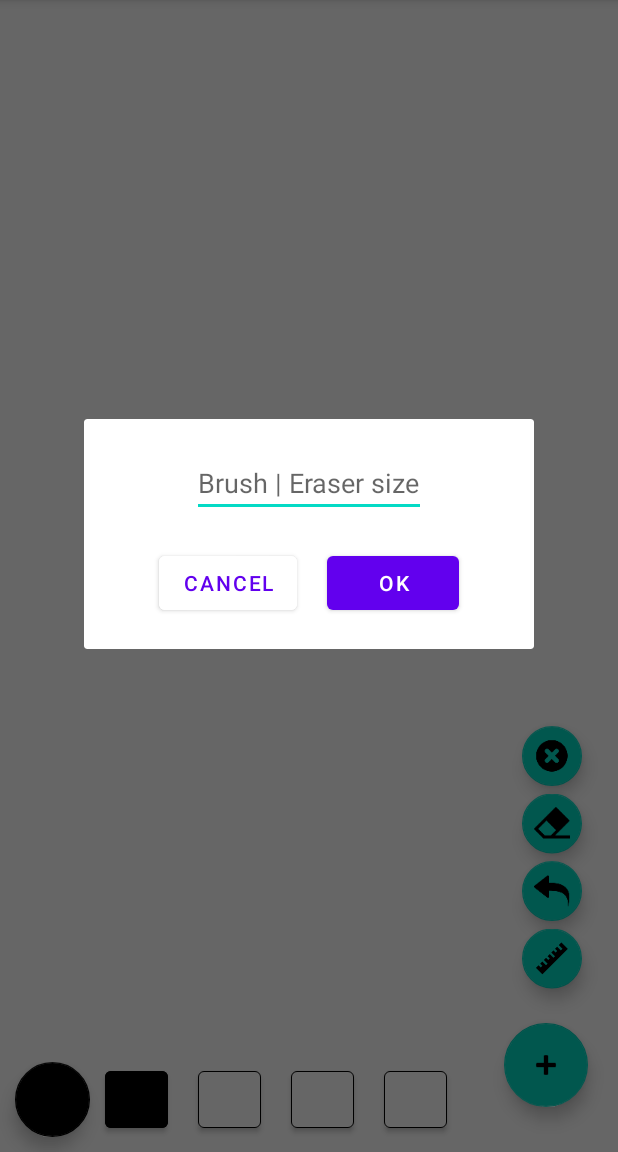
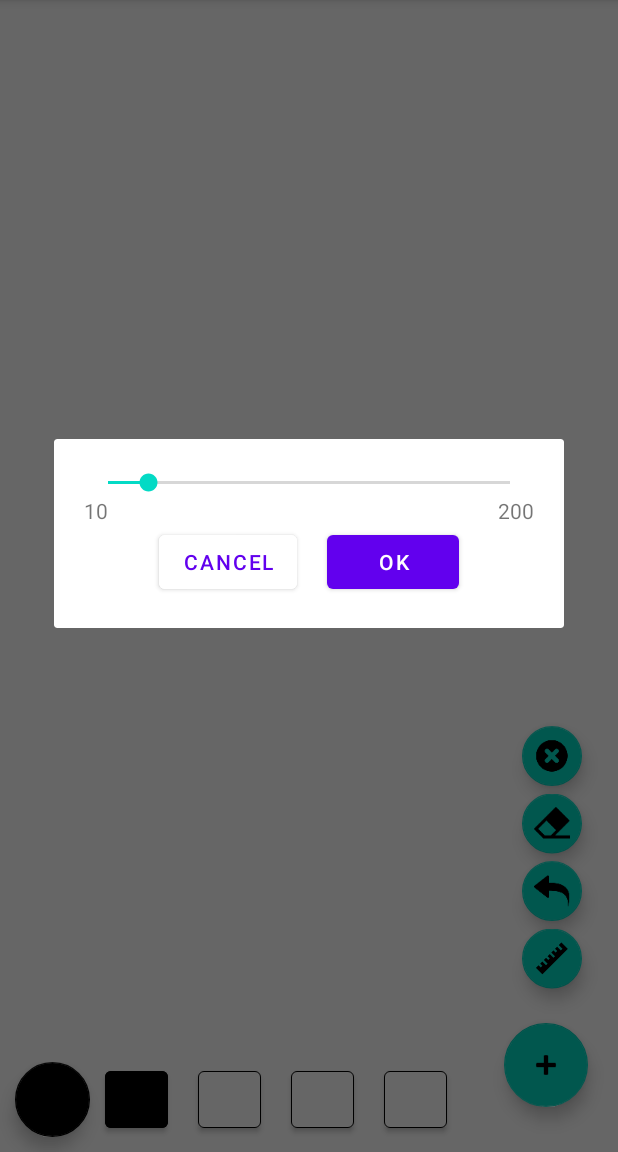
Before and after one commit to abe2602/simple_paint, an Android app: the screen it shows after launch (MainActivity), after a tap on an icon or button, on a phone screen of 412 x 824 dp, the part 84-1236 px from its top. Run offline under Robolectric (Android 15) with nearby library versions, the phone set to English and light mode, and no system bars; our stand-ins replace data binding; libraries missing offline, so code that uses them is left out: com.flask.colorpicker; 1 other tap on this screen came first.

Commit message:
[master] Change brush size dialog

```diff
--- a/app/src/main/java/com/example/paint/BrushSizeDialog.kt
+++ b/app/src/main/java/com/example/paint/BrushSizeDialog.kt
@@ -7,6 +7,7 @@ import android.view.LayoutInflater
 import android.view.View
 import android.view.ViewGroup
 import android.view.inputmethod.InputMethodManager
+import android.widget.SeekBar
 import androidx.appcompat.app.AlertDialog
 import androidx.core.content.ContextCompat.getSystemService
 import androidx.fragment.app.DialogFragment
@@ -15,10 +16,12 @@ import com.example.paint.databinding.DialogBrushSizeBinding
 
 class BrushSizeDialog(
     context: Context,
+    private val brushSize: Int,
     private val okButton: (brushSize: Float) -> Unit,
 ) : Dialog(context) {
 
     private lateinit var binding: DialogBrushSizeBinding
+    private var newBrushSize: Int = brushSize
 
     override fun onCreate(savedInstanceState: Bundle?) {
         super.onCreate(savedInstanceState)
@@ -28,15 +31,26 @@ class BrushSizeDialog(
 
         with(binding) {
 
+            brushSizeSeekBar.progress = brushSize
+
+            brushSizeSeekBar.setOnSeekBarChangeListener(object : SeekBar.OnSeekBarChangeListener {
+
+                override fun onProgressChanged(seekBar: SeekBar, i: Int, b: Boolean) {
+                    newBrushSize = i
+                }
+
+                override fun onStartTrackingTouch(seekBar: SeekBar) {}
+
+                override fun onStopTrackingTouch(seekBar: SeekBar) {}
+            })
+
             cancelButton.setOnClickListener {
                 dismiss()
             }
 
             saveButton.setOnClickListener {
-                val brushSizeText = brushSizeEditText.text.toString()
-
-                if(brushSizeText.isNotEmpty()) {
-                    okButton(brushSizeText.toFloat())
+                if(newBrushSize != 0) {
+                    okButton(newBrushSize.toFloat())
                 }
 
                 dismiss()
--- a/app/src/main/java/com/example/paint/MainActivity.kt
+++ b/app/src/main/java/com/example/paint/MainActivity.kt
@@ -183,7 +183,7 @@ class MainActivity : AppCompatActivity() {
 
                 brushSizeFab.setOnClickListener {
 
-                    BrushSizeDialog(this@MainActivity) {
+                    BrushSizeDialog(this@MainActivity, drawingView.getBrushSize().toInt()) {
                         drawingView.setBrushSize(it)
                     }.show()
 
--- a/app/src/main/java/com/example/paint/drawing_view/DrawingView.kt
+++ b/app/src/main/java/com/example/paint/drawing_view/DrawingView.kt
@@ -158,4 +158,6 @@ class DrawingView(context: Context, attrs: AttributeSet) : View(context, attrs)
     fun setBrushSize(brushSize: Float) {
         this.brushSize = brushSize
     }
+
+    fun getBrushSize() = brushSize
 }
--- a/app/src/main/res/layout/dialog_brush_size.xml
+++ b/app/src/main/res/layout/dialog_brush_size.xml
@@ -1,18 +1,19 @@
 <?xml version="1.0" encoding="utf-8"?>
-<layout>
-    <androidx.constraintlayout.widget.ConstraintLayout xmlns:android="http://schemas.android.com/apk/res/android"
+<layout xmlns:tools="http://schemas.android.com/tools"
+    xmlns:android="http://schemas.android.com/apk/res/android"
+    xmlns:app="http://schemas.android.com/apk/res-auto">
+    <androidx.constraintlayout.widget.ConstraintLayout
         android:layout_width="match_parent"
         android:layout_height="wrap_content"
         android:minWidth="300dp"
-        xmlns:app="http://schemas.android.com/apk/res-auto"
         android:gravity="center"
         android:orientation="vertical">
 
-        <EditText
-            android:id="@+id/brush_size_edit_text"
-            android:layout_width="match_parent"
+        <SeekBar
+            android:id="@+id/brush_size_seek_bar"
+            android:layout_width="300dp"
             android:layout_height="wrap_content"
-            android:inputType="number"
+            android:max="200"
             android:layout_marginTop="20dp"
             android:layout_marginEnd="20dp"
             android:layout_marginStart="20dp"
@@ -21,12 +22,26 @@
             app:layout_constraintTop_toTopOf="parent"
             android:hint="@string/brush_size_dialog_edit_text_hint" />
 
+        <TextView
+            android:layout_width="wrap_content"
+            android:layout_height="wrap_content"
+            android:text="10"
+            app:layout_constraintStart_toStartOf="@+id/brush_size_seek_bar"
+            app:layout_constraintTop_toBottomOf="@+id/brush_size_seek_bar" />
+
+        <TextView
+            android:layout_width="wrap_content"
+            android:layout_height="wrap_content"
+            android:text="200"
+            app:layout_constraintEnd_toEndOf="@+id/brush_size_seek_bar"
+            app:layout_constraintTop_toBottomOf="@+id/brush_size_seek_bar" />
+
         <LinearLayout
             android:layout_width="match_parent"
             android:layout_height="wrap_content"
             android:layout_marginTop="20dp"
             android:layout_marginBottom="20dp"
-            app:layout_constraintTop_toBottomOf="@+id/brush_size_edit_text"
+            app:layout_constraintTop_toBottomOf="@+id/brush_size_seek_bar"
             app:layout_constraintBottom_toBottomOf="parent"
             app:layout_constraintEnd_toEndOf="parent"
             app:layout_constraintStart_toStartOf="parent">
```
